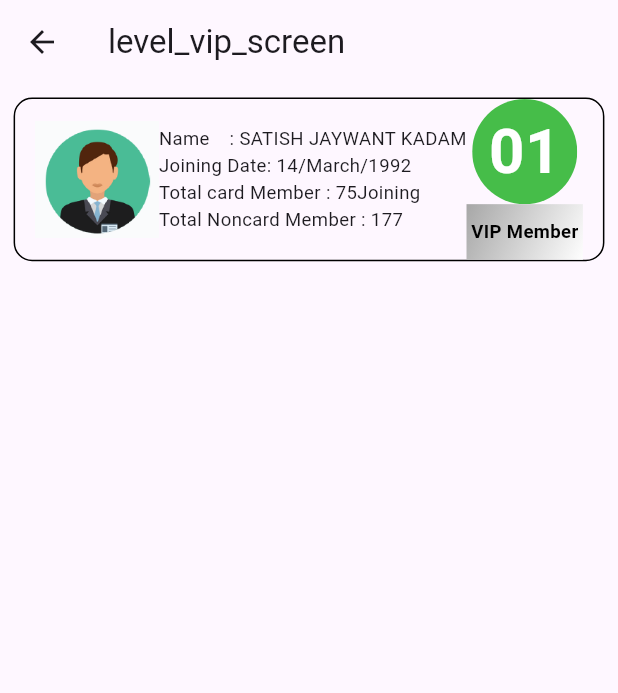
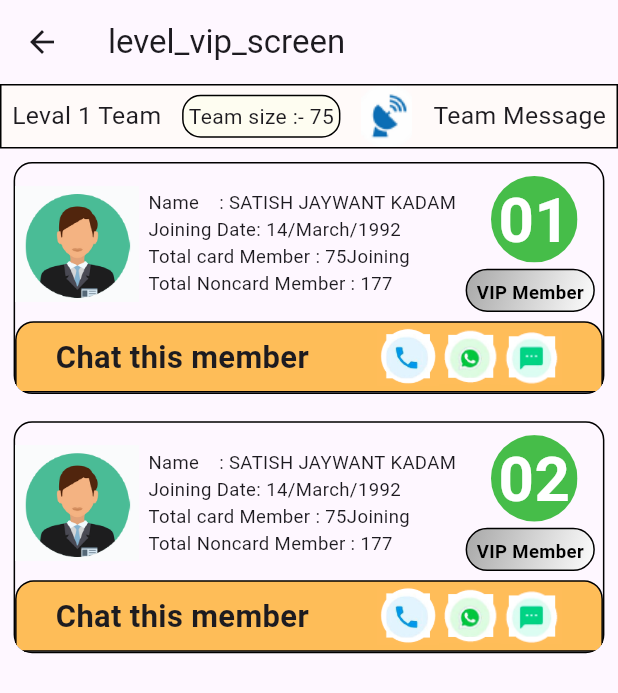
Before and after one commit to sadid369/reffer_and_earn_1, a Flutter app: the LevelVipScreen screen opened directly, on a phone screen of 412 x 824 dp. Shown: the top 693 px of the screen. Run offline on Flutter 3.47's test engine with Material 3 defaults, Android fonts, the phone set to English and light mode, and no system bars; our stand-ins replace fl_chart, gap; missing offline and left inert: control_style.

Commit message:
level vip screen updated

```diff
--- a/lib/common/app_image.dart
+++ b/lib/common/app_image.dart
@@ -34,4 +34,5 @@ class AppImage {
   static const String whatsAppIcon = 'assets/images/whatsApp-icon .png';
   static const String phoneIcon = 'assets/images/phone-icon.png';
   static const String messageIcon = 'assets/images/message-icon.png';
+  static const String networkIcon = 'assets/images/network-icon.png';
 }
--- a/lib/screens/level_vip_screen.dart
+++ b/lib/screens/level_vip_screen.dart
@@ -1,4 +1,7 @@
+// ignore_for_file: public_member_api_docs, sort_constructors_first
 import 'package:flutter/material.dart';
+import 'package:gap/gap.dart';
+
 import 'package:reffer_and_earn_1/common/constants.dart';
 
 import '../common/app_image.dart';
@@ -9,7 +12,7 @@ class LevelVipScreen extends StatelessWidget {
   @override
   Widget build(BuildContext context) {
     final width = MediaQuery.of(context).size.width;
-    final height = MediaQuery.of(context).size.height;
+    // final height = MediaQuery.of(context).size.height;
     return Scaffold(
       appBar: AppBar(
         title: const Text(levelVipScreen),
@@ -18,7 +21,64 @@ class LevelVipScreen extends StatelessWidget {
         children: [
           Container(
             width: width,
+            decoration: BoxDecoration(
+                border: Border.all(color: Colors.black),
+                color: Color(0xffFFFAF9)),
+            child: Row(
+              mainAxisAlignment: MainAxisAlignment.spaceAround,
+              children: [
+                Text(
+                  'Leval 1 Team',
+                  style: TextStyle(fontSize: width * 0.04),
+                ),
+                Container(
+                  padding: EdgeInsets.all(width * 0.008),
+                  decoration: BoxDecoration(
+                    color: Color(0xffFEFDF1),
+                    border: Border.all(color: Colors.black),
+                    borderRadius: BorderRadius.circular(width * 0.03),
+                  ),
+                  child: Text('Team size :- 75'),
+                ),
+                Image.asset(AppImage.networkIcon),
+                Text(
+                  'Team Message',
+                  style: TextStyle(fontSize: width * 0.04),
+                ),
+              ],
+            ),
+          ),
+          card(
+            width: width,
+            number: '01',
+          ),
+          card(
+            width: width,
+            number: '02',
+          ),
+        ],
+      ),
+    );
+  }
+}
+
+class card extends StatelessWidget {
+  const card({
+    super.key,
+    required this.width,
+    required this.number,
+  });
+
+  final double width;
+  final String number;
+
+  @override
+  Widget build(BuildContext context) {
+    return Container(
+      width: width,
       margin: EdgeInsets.all(width * 0.022),
+      padding: EdgeInsets.only(top: width * 0.02),
+      clipBehavior: Clip.hardEdge,
       decoration: BoxDecoration(
         border: Border.all(color: Colors.black),
         borderRadius: BorderRadius.circular(
@@ -28,7 +88,7 @@ class LevelVipScreen extends StatelessWidget {
       child: Column(
         children: [
           Row(
-                  mainAxisAlignment: MainAxisAlignment.center,
+            mainAxisAlignment: MainAxisAlignment.spaceBetween,
             children: [
               SizedBox(
                 width: width * 0.2,
@@ -62,13 +122,13 @@ class LevelVipScreen extends StatelessWidget {
                   ClipOval(
                     child: Container(
                       alignment: Alignment.center,
-                            width: width * 0.17,
-                            height: width * 0.17,
-                            decoration: BoxDecoration(
+                      width: width * 0.14,
+                      height: width * 0.14,
+                      decoration: const BoxDecoration(
                         color: Color(0xff46BD49),
                       ),
                       child: Text(
-                              '01',
+                        '$number',
                         style: TextStyle(
                             color: Colors.white,
                             fontSize: width * 0.1,
@@ -76,10 +136,16 @@ class LevelVipScreen extends StatelessWidget {
                       ),
                     ),
                   ),
+                  Gap(width * 0.01),
                   Container(
-                          height: width * 0.09,
-                          decoration: const BoxDecoration(
-                            gradient: LinearGradient(
+                    height: width * 0.07,
+                    margin: EdgeInsets.only(
+                      right: width * 0.013,
+                    ),
+                    padding: EdgeInsets.all(width * 0.008),
+                    alignment: Alignment.center,
+                    decoration: BoxDecoration(
+                      gradient: const LinearGradient(
                         colors: [
                           Color(0xffA7A7A7),
                           Color(0xffFEFEFE),
@@ -87,12 +153,16 @@ class LevelVipScreen extends StatelessWidget {
                         begin: Alignment.topLeft,
                         end: Alignment.bottomRight,
                       ),
+                      border: Border.all(color: Colors.black),
+                      borderRadius: BorderRadius.circular(
+                        width * 0.04,
+                      ),
                     ),
                     child: Row(
                       mainAxisAlignment: MainAxisAlignment.spaceBetween,
                       children: [
                         Padding(
-                                padding: EdgeInsets.all(3),
+                          padding: const EdgeInsets.all(3),
                           child: Text(
                             'VIP Member',
                             style: TextStyle(
@@ -109,9 +179,55 @@ class LevelVipScreen extends StatelessWidget {
               )
             ],
           ),
+          Container(
+            margin: EdgeInsets.only(top: width * 0.015),
+            width: width,
+            decoration: BoxDecoration(
+              color: const Color(
+                0xffFEBD58,
+              ),
+              border: Border.all(color: Colors.black),
+              borderRadius: BorderRadius.only(
+                topLeft: Radius.circular(
+                  width * 0.03,
+                ),
+                topRight: Radius.circular(
+                  width * 0.03,
+                ),
+              ),
+            ),
+            child: Padding(
+              padding: EdgeInsets.all(width * 0.008),
+              child: Row(
+                mainAxisAlignment: MainAxisAlignment.spaceAround,
+                children: [
+                  Text(
+                    'Chat this member',
+                    style: TextStyle(
+                      fontSize: width * 0.05,
+                      fontWeight: FontWeight.bold,
+                    ),
+                  ),
+                  Row(
+                    children: [
+                      SizedBox(
+                        width: width * 0.1,
+                        child: Image.asset(AppImage.phoneIcon),
+                      ),
+                      SizedBox(
+                        width: width * 0.1,
+                        child: Image.asset(AppImage.whatsAppIcon),
+                      ),
+                      SizedBox(
+                        width: width * 0.1,
+                        child: Image.asset(AppImage.messageIcon),
+                      ),
+                    ],
+                  )
                 ],
               ),
             ),
+          )
         ],
       ),
     );
```
Lines whose indentation alone changed are shown as unchanged.
